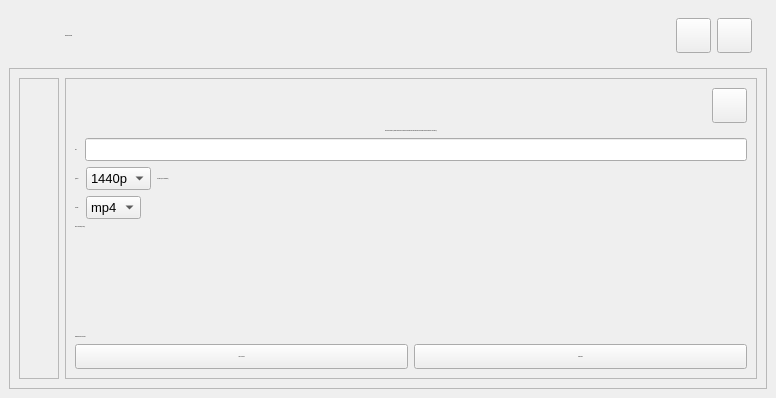
The window that uis/downloadPage.ui (QBoff/YouTube-Video-Downloader) describes before a commit, drawn with Qt 5.
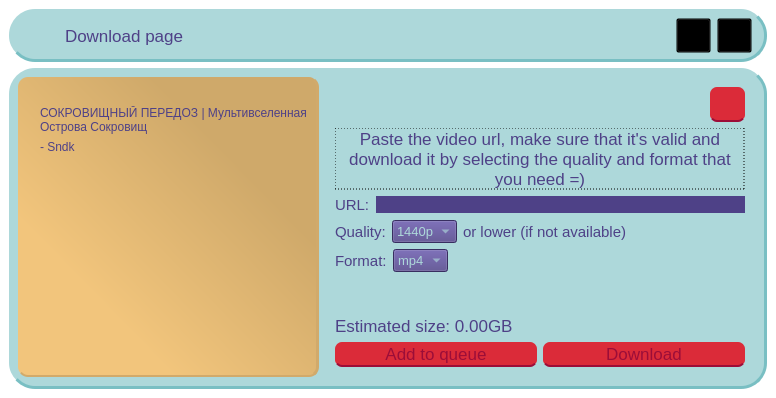
The same window after the commit. Icons and pictures are not drawn.

Commit message: Made the text a bit bigger and finally used selector

What changed in the file:
```diff
--- a/uis/downloadPage.ui
+++ b/uis/downloadPage.ui
@@ -48,27 +48,32 @@
 	border-right: 3px solid #D1AA6B;
 }
 
-QComboBox, #urlInput {
+QComboBox {
 	background-color: #4E4187;
 	color: #ADD8DA;
 }
 
+QComboBox QListView {
+	color: #ADD8DA;
+}
+
 
 QLabel, QPushButton {
 	color: #4E4187;
-	font-size: 13px;
 	font-family: Arial, Helvetica, sans-serif;
 }
 
 #urlInput {
 	border: none;
+	background-color: #4E4187;
+	color: #ADD8DA;
 }
 
 #text1 {
-	border: 1px dashed black
+	border: 1px dashed black;
 }
 
-/* Bottom buttons */
+
 #rightSide QPushButton {
 	background-color: #DB2B39;
 	color: #9c0d38;
@@ -80,15 +85,17 @@
 	background-color: #B32430;
 }
 
-/*
-#addToQueueButton::hover {
-	background-color: #B32430;
+#rightSide QPushButton:pressed {
+	color: #A54D68;
+	background-color: #B66F84;
+    border-color:#91707A;
+    border-style: inset;
 }
 
-#downloadButton::hover {
-	background-color: #B32430;
-}
-</string>
+#returnButton {
+	background-color: blue;
+	border: none;
+}</string>
   </property>
   <widget class="QWidget" name="centralwidget">
    <layout class="QVBoxLayout" name="verticalLayout">
@@ -140,7 +147,7 @@
          <property name="font">
           <font>
            <family>Arial,Helvetica,sans-serif</family>
-           <pointsize>-1</pointsize>
+           <pointsize>13</pointsize>
           </font>
          </property>
          <property name="text">
@@ -305,11 +312,10 @@
                 <property name="font">
                  <font>
                   <family>Arial,Helvetica,sans-serif</family>
-                  <pointsize>-1</pointsize>
                  </font>
                 </property>
                 <property name="text">
-                 <string/>
+                 <string>СОКРОВИЩНЫЙ ПЕРЕДОЗ | Мультивселенная Острова Сокровищ</string>
                 </property>
                 <property name="wordWrap">
                  <bool>true</bool>
@@ -324,11 +330,10 @@
                 <property name="font">
                  <font>
                   <family>Arial,Helvetica,sans-serif</family>
-                  <pointsize>-1</pointsize>
                  </font>
                 </property>
                 <property name="text">
-                 <string/>
+                 <string>- Sndk</string>
                 </property>
                 <property name="wordWrap">
                  <bool>true</bool>
@@ -415,7 +420,7 @@
             <property name="font">
              <font>
               <family>Arial,Helvetica,sans-serif</family>
-              <pointsize>-1</pointsize>
+              <pointsize>13</pointsize>
              </font>
             </property>
             <property name="text">
@@ -436,7 +441,7 @@
               <property name="font">
                <font>
                 <family>Arial,Helvetica,sans-serif</family>
-                <pointsize>-1</pointsize>
+                <pointsize>11</pointsize>
                </font>
               </property>
               <property name="text">
@@ -462,7 +467,7 @@
               <property name="font">
                <font>
                 <family>Arial,Helvetica,sans-serif</family>
-                <pointsize>-1</pointsize>
+                <pointsize>11</pointsize>
                </font>
               </property>
               <property name="text">
@@ -509,7 +514,7 @@
               <property name="font">
                <font>
                 <family>Arial,Helvetica,sans-serif</family>
-                <pointsize>-1</pointsize>
+                <pointsize>11</pointsize>
                </font>
               </property>
               <property name="text">
@@ -539,7 +544,7 @@
               <property name="font">
                <font>
                 <family>Arial,Helvetica,sans-serif</family>
-                <pointsize>-1</pointsize>
+                <pointsize>11</pointsize>
                </font>
               </property>
               <property name="text">
@@ -591,11 +596,11 @@
             <property name="font">
              <font>
               <family>Arial,Helvetica,sans-serif</family>
-              <pointsize>-1</pointsize>
+              <pointsize>13</pointsize>
              </font>
             </property>
             <property name="text">
-             <string>Error message (if any)</string>
+             <string/>
             </property>
            </widget>
           </item>
@@ -617,7 +622,7 @@
             <property name="font">
              <font>
               <family>Arial,Helvetica,sans-serif</family>
-              <pointsize>-1</pointsize>
+              <pointsize>13</pointsize>
              </font>
             </property>
             <property name="text">
@@ -638,7 +643,7 @@
               <property name="font">
                <font>
                 <family>Arial,Helvetica,sans-serif</family>
-                <pointsize>-1</pointsize>
+                <pointsize>13</pointsize>
                </font>
               </property>
               <property name="text">
@@ -657,7 +662,7 @@
               <property name="font">
                <font>
                 <family>Arial,Helvetica,sans-serif</family>
-                <pointsize>-1</pointsize>
+                <pointsize>13</pointsize>
                </font>
               </property>
               <property name="text">
```
